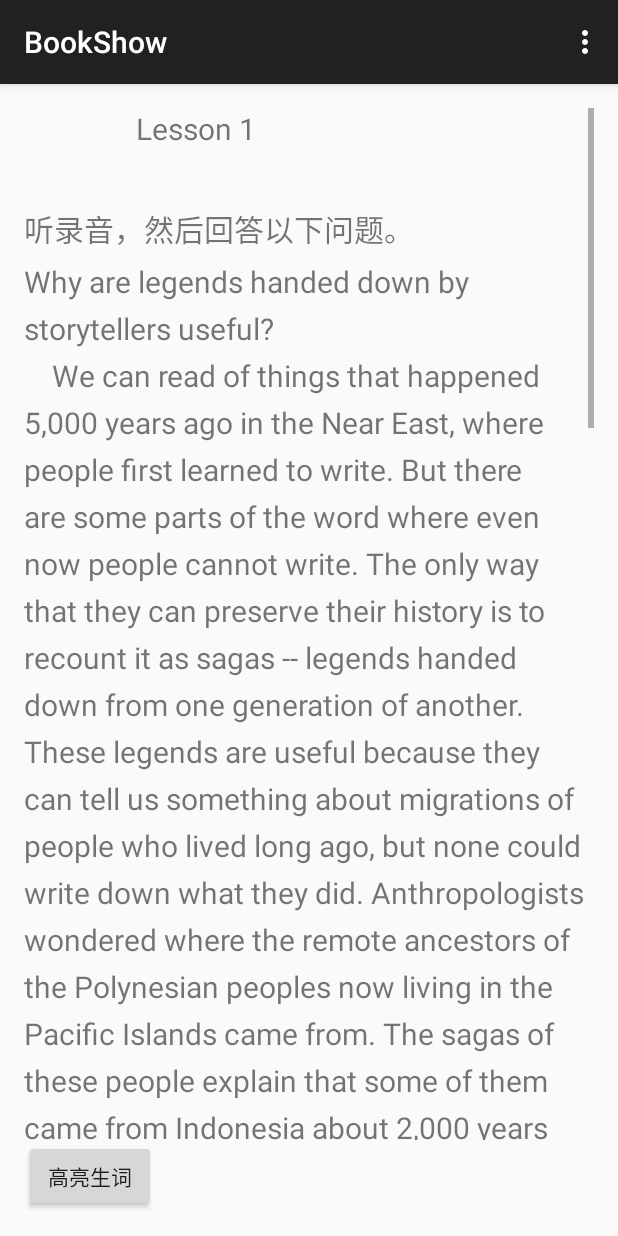
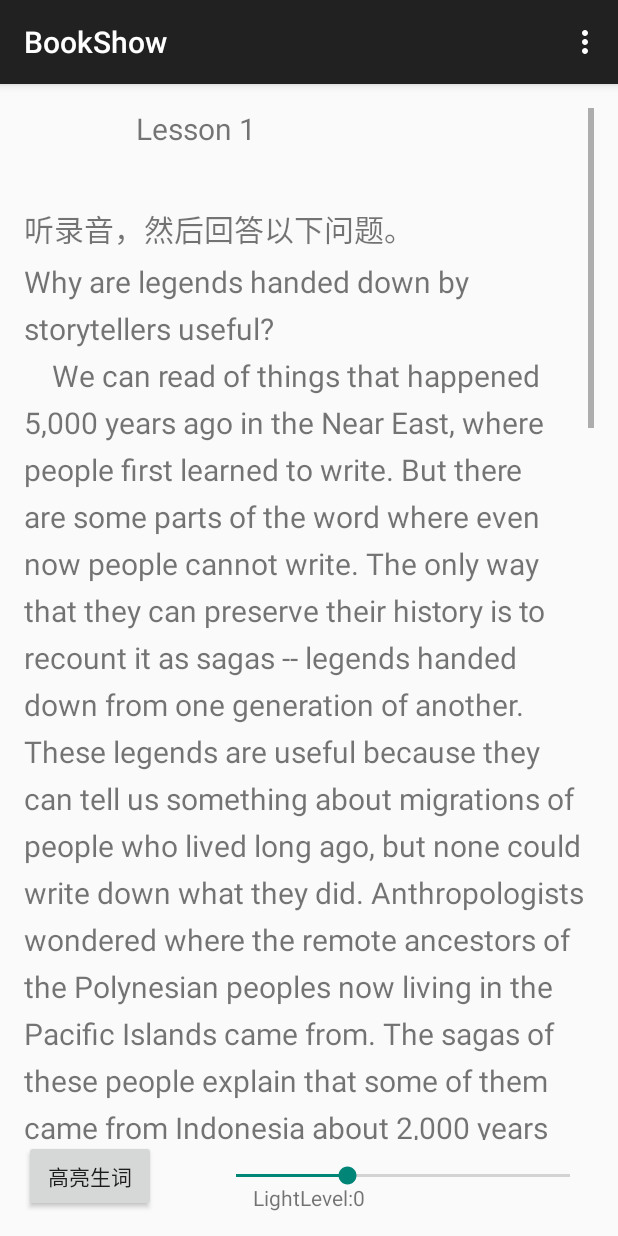
Before and after one commit to wangzhe330/GradedReader, an Android app: the screen it shows after launch (BookShow), after a tap on "lesson 1.txt", on a phone screen of 412 x 824 dp. Run offline under Robolectric (Android 15) with nearby library versions, the phone set to English and light mode, and no system bars.

Commit message:
实现分级高亮功能
Signed-off-by: wangzhe330 <wangzhe330@163.com>

```diff
--- a/app/src/main/java/com/example/wz/txtbook/BookShow.java
+++ b/app/src/main/java/com/example/wz/txtbook/BookShow.java
@@ -14,6 +14,7 @@ import android.view.Menu;
 import android.view.MenuItem;
 import android.view.View;
 import android.widget.Button;
+import android.widget.SeekBar;
 import android.widget.TextView;
 
 import java.io.BufferedReader;
@@ -28,11 +29,17 @@ import java.util.HashSet;
 public class BookShow extends ActionBarActivity {
 
     TextView tv;
+    TextView tvLigthLevel;
     InputStream inputStream;
     InputStream inputStreamLight;       //高亮关键词的输入流
+    String txt;                         //内存中存储单篇lesson的String
     //HashMap hmLight = new HashMap();    //key:高亮关键词 value:高亮等级
     HashMap<String,Integer> hmLight = new HashMap<String,Integer>();
     HashSet<String> hsLight = new HashSet<String>();
+    int lightLevel = 0;                 //高亮等级为1级
+    int ligtStatus_open = 1;            //高亮状态：打开
+    int ligtStatus_close = 2;        //高亮状态：关闭
+    int lightStatusSwitch = ligtStatus_close;       //高亮开关，初始化为关闭
     @Override
     protected void onCreate(Bundle savedInstanceState) {
         super.onCreate(savedInstanceState);
@@ -48,6 +55,10 @@ public class BookShow extends ActionBarActivity {
         tv = (TextView)findViewById(R.id.show_tv0);
         tv.setMovementMethod(ScrollingMovementMethod.getInstance());
 
+        //显示高亮级别的textview
+        tvLigthLevel = (TextView)findViewById(R.id.show_tv1);
+        tvLigthLevel.setText("LightLevel:"+lightLevel );
+
         AssetManager assetManager = this.getAssets();
         //inputStream = getResources().openRawResource(R.raw.nce4_book);  //之前放在raw文件夹里面测试用的
         try {
@@ -56,7 +67,7 @@ public class BookShow extends ActionBarActivity {
             Log.e("ioe",e.getMessage());
         }
         //从inputStream中获取String数据:txt
-        final String txt = getString(inputStream);
+        txt = getString(inputStream);
         tv.setText(txt);
 
         //从raw中的分级表获取分级信息,存入hmLight
@@ -86,11 +97,61 @@ public class BookShow extends ActionBarActivity {
             Log.e("ioe",e.getMessage());
         }
 
+        //seekbar 获取用户设置的高亮等级
+        SeekBar seekBar = (SeekBar)findViewById(R.id.show_sb0);
+        seekBar.setOnSeekBarChangeListener(new SeekBar.OnSeekBarChangeListener() {
+            @Override
+            public void onProgressChanged(SeekBar seekBar, int progress, boolean fromUser) {
+                lightLevel = progress;
+                //显示高亮级别
+                tvLigthLevel.setText("LightLevel:"+lightLevel );
+                if(lightStatusSwitch == ligtStatus_open) {
+                    lightByLevel(lightLevel);
+                }
+            }
+
+            @Override
+            public void onStartTrackingTouch(SeekBar seekBar) {
+
+            }
+
+            @Override
+            public void onStopTrackingTouch(SeekBar seekBar) {
+
+            }
+        });
+
+
         //Button 设置 是否高亮
-        Button btnLight = (Button)findViewById(R.id.show_btn0);
+        final Button btnLight = (Button)findViewById(R.id.show_btn0);
         btnLight.setOnClickListener( new View.OnClickListener() {
             @Override
             public void onClick(View v) {
+                if(lightStatusSwitch == ligtStatus_open) {
+
+                    tv.setText(txt);
+                    btnLight.setText("高亮生词");
+                    lightStatusSwitch = ligtStatus_close;
+                }else{
+                    lightByLevel(lightLevel);
+                    btnLight.setText("关闭高亮");
+                    lightStatusSwitch = ligtStatus_open;
+                }
+            }
+        });
+
+    }
+
+    /**
+     * 高亮功能
+     * @param level 指定高亮级别
+     */
+    public void lightByLevel(int level ){
+        if(level>6||level<0){
+            Log.e("wzerror","level out of limits");
+            return ;
+        }
+
         SpannableString sp = new SpannableString(txt);
 
         //遍历字符串 如果在hashSet中找到了就高亮，实现了未分级高亮功能
@@ -110,9 +171,12 @@ public class BookShow extends ActionBarActivity {
                 end = i;
                 String target = txt.substring(start, end);
                 if ((start < end) && target != null) {
-                            if(hsLight.contains(target) ) {
+                    if(hmLight.containsKey(target)){
+                        int levelTmp = hmLight.get(target);
+                        if(levelTmp < lightLevel) {
                             sp.setSpan(new ForegroundColorSpan(Color.RED), start, end, Spanned.SPAN_EXCLUSIVE_EXCLUSIVE);
                             Log.d("wzdebug", "高亮一个词" + txt.substring(start, end));
+                        }
                     }
                 }
             }
@@ -121,10 +185,6 @@ public class BookShow extends ActionBarActivity {
         }catch (Exception e){
             Log.e("wzdebug",e.getMessage());
         }
-
-            }
-        });
-
     }
 
     /**
--- a/app/src/main/res/layout/activity_book_show.xml
+++ b/app/src/main/res/layout/activity_book_show.xml
@@ -28,4 +28,28 @@
         android:layout_alignParentLeft="true"
         android:layout_alignParentStart="true" />
 
+    <SeekBar
+        android:id="@+id/show_sb0"
+        android:layout_width="300dp"
+        android:layout_height="10dp"
+        android:max="6"
+        android:progress="2"
+        android:layout_alignParentBottom="true"
+        android:layout_toRightOf="@+id/show_btn0"
+        android:layout_marginLeft="37dp"
+        android:layout_marginStart="37dp"
+        android:layout_alignRight="@+id/show_tv0"
+        android:layout_alignEnd="@+id/show_tv0"
+        android:layout_alignTop="@+id/show_btn0"
+        />
+    <TextView
+        android:id="@+id/show_tv1"
+        android:text="LightLevel"
+        android:layout_width="wrap_content"
+        android:layout_height="wrap_content"
+        android:layout_alignParentBottom="true"
+        android:layout_centerHorizontal="true" />
+
+
+
 </RelativeLayout>
```
Lines whose indentation alone changed are shown as unchanged.
